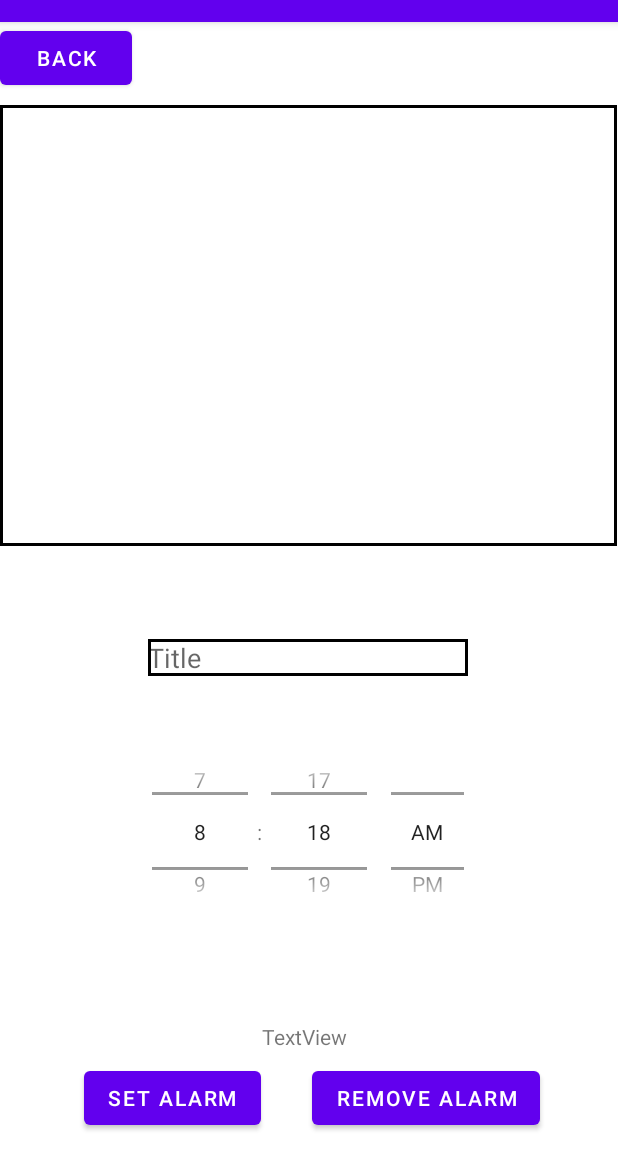
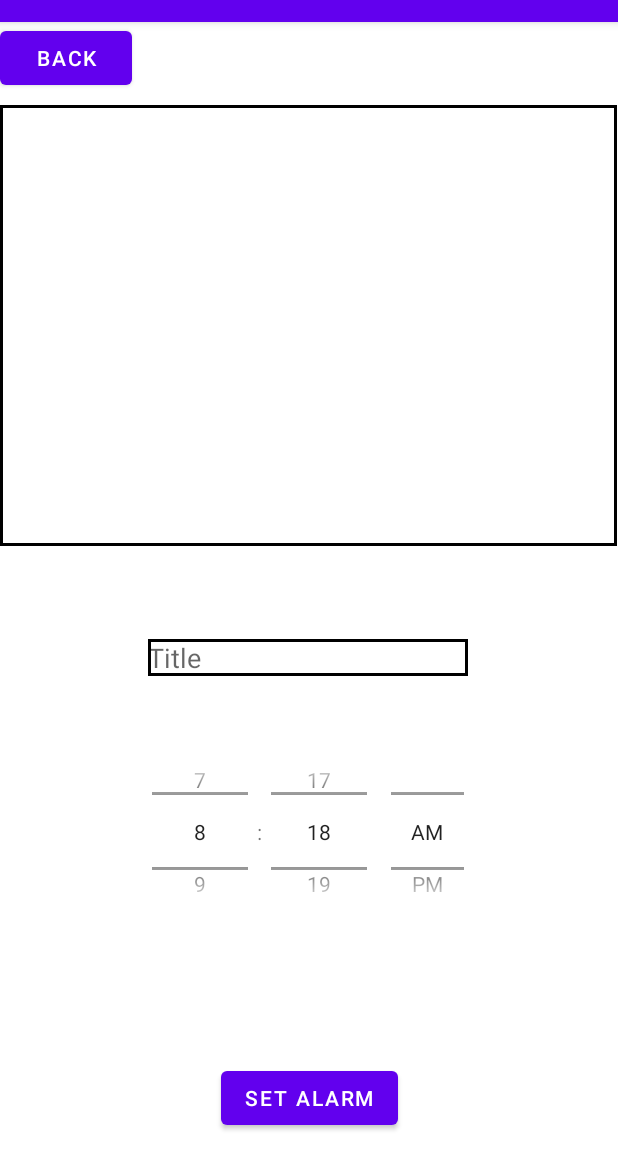
Before and after one commit to Haolinc/DueItProject, an Android app: the DailyActivity screen opened directly, with no data from a screen before it, on a phone screen of 412 x 824 dp, the part 62-1236 px from its top. Run offline under Robolectric (Android 15) with nearby library versions, the phone set to English and light mode, and no system bars.

Commit message:
Delete unused code, add hiding keyboard at dailyactivity

```diff
--- a/app/src/main/java/com/example/duelt/CalendarActivity.java
+++ b/app/src/main/java/com/example/duelt/CalendarActivity.java
@@ -18,8 +18,6 @@ import android.widget.TimePicker;
 
 public class CalendarActivity extends AppCompatActivity {
     private CalendarView mCalendarView;
-    //private EditText eventTitleInput;
-    //private EditText eventDetailInput;
     //data to store information about date and event
     private int mYear, mMonth, mDay, mHour, mMinute;
 
@@ -29,8 +27,6 @@ public class CalendarActivity extends AppCompatActivity {
     public static final String EXTRA_Hour = "com.example.duelt.EXTRA_Hour";
     public static final String EXTRA_Minute = "com.example.duelt.EXTRA_Minute";
     Context context= this;
-    //private String eventTitle;
-    //private String eventDetail;
 
 
     @Override
@@ -38,8 +34,6 @@ public class CalendarActivity extends AppCompatActivity {
         super.onCreate(savedInstanceState);
         setContentView(R.layout.activity_calendar);
         mCalendarView = (CalendarView) findViewById(R.id.calendarView);
-        //eventTitleInput = (EditText)findViewById(R.id.EventTitle);
-        //eventDetailInput = (EditText)findViewById(R.id.EventDetail);
 
         //get user select date in CalenderView and store them
         mCalendarView.setOnDateChangeListener(new CalendarView.OnDateChangeListener() {
--- a/app/src/main/java/com/example/duelt/DailyActivity.java
+++ b/app/src/main/java/com/example/duelt/DailyActivity.java
@@ -4,6 +4,7 @@ package com.example.duelt;
 import androidx.appcompat.app.AlertDialog;
 import androidx.appcompat.app.AppCompatActivity;
 
+import android.app.Activity;
 import android.app.AlarmManager;
 import android.app.PendingIntent;
 import android.content.Context;
@@ -13,6 +14,7 @@ import android.os.Bundle;
 import android.util.Log;
 import android.view.Gravity;
 import android.view.View;
+import android.view.inputmethod.InputMethodManager;
 import android.widget.CheckBox;
 import android.widget.CompoundButton;
 import android.widget.EditText;
@@ -30,15 +32,12 @@ import java.util.List;
 
 public class DailyActivity extends AppCompatActivity {
     private TimePicker tp;
-    TextView alarmStatus;
-    String viewText;
     DatabaseHelper databaseHelper = new DatabaseHelper(this);
 
     @Override
     protected void onCreate(Bundle savedInstanceState) {
         super.onCreate(savedInstanceState);
         setContentView(R.layout.activity_daily);
-        alarmStatus = findViewById(R.id.alarm_status);
         tp = findViewById(R.id.datePicker1);
         createCheckBox();
 
@@ -53,8 +52,6 @@ public class DailyActivity extends AppCompatActivity {
         calendar.set(Calendar.MINUTE, tp.getCurrentMinute());
         AlarmManager am = (AlarmManager)getSystemService(Context.ALARM_SERVICE);
 
-        viewText = "Set Alarm Time At: " + tp.getCurrentHour() + ":" + tp.getCurrentMinute();
-        alarmStatus.setText(viewText);
         EditText et = findViewById(R.id.daily_routine_title);
 
         EventDateModel edm = new EventDateModel(et.getText().toString(), tp.getCurrentHour(), tp.getCurrentMinute(), this);
@@ -75,6 +72,12 @@ public class DailyActivity extends AppCompatActivity {
             addCheckBox(list.get(i));
         }
     }
+
+    public void hideSoftKeyboard(View v) {
+        InputMethodManager inputMethodManager = (InputMethodManager)  this.getSystemService(Activity.INPUT_METHOD_SERVICE);
+        inputMethodManager.hideSoftInputFromWindow(this.getCurrentFocus().getWindowToken(), 0);
+    }
+
     private void addCheckBox(EventDateModel edm) {
         CheckBox cb = new CheckBox(this);
         DatabaseHelper dh = new DatabaseHelper(this);
@@ -128,8 +131,6 @@ public class DailyActivity extends AppCompatActivity {
     public void cancelAlarm(int requestedCode) {
         AlarmManager am = (AlarmManager)getSystemService(Context.ALARM_SERVICE);
         Intent i = new Intent(this, AlarmReceiver.class);
-        viewText = "None";
-        alarmStatus.setText(viewText);
         PendingIntent pi = PendingIntent.getBroadcast(this, requestedCode, i, 0);
         am.cancel(pi);
     }
--- a/app/src/main/java/com/example/duelt/MainActivity.java
+++ b/app/src/main/java/com/example/duelt/MainActivity.java
@@ -123,7 +123,6 @@ public class MainActivity extends AppCompatActivity {
                             }
                     );
                     alertDialog.show();
-                    //cb.setChecked(false);
                 }
             }
         });
@@ -135,8 +134,6 @@ public class MainActivity extends AppCompatActivity {
     private void deleteData(View v) {
         DatabaseHelper dh = new DatabaseHelper(this);
         List<EventDateModel> list = dh.getAll();
-        //Toast.makeText(this, "1. "+Long.toString(list.get(0).getTimeForOrder()) + " 2. " + Long.toString(list.get(1).getTimeForOrder()) + " 3. " + Long.toString(list.get(2).getTimeForOrder()), Toast.LENGTH_LONG).show();
-
         Toast.makeText(this, Integer.toString(list.get(0).getTimeForOrder()), Toast.LENGTH_SHORT).show();
         Toast.makeText(this, Boolean.toString(dh.deleteOne(list.get(0))) , Toast.LENGTH_SHORT).show();
 
--- a/app/src/main/res/layout/activity_daily.xml
+++ b/app/src/main/res/layout/activity_daily.xml
@@ -4,6 +4,7 @@
     xmlns:tools="http://schemas.android.com/tools"
     android:layout_width="match_parent"
     android:layout_height="match_parent"
+    android:onClick="hideSoftKeyboard"
     tools:context=".DailyActivity">
 
 
@@ -31,38 +32,13 @@
         android:id="@+id/setTimeButton"
         android:layout_width="wrap_content"
         android:layout_height="wrap_content"
-        android:layout_marginStart="56dp"
         android:onClick="setAlarm"
         android:text="Set Alarm"
         app:layout_constraintBottom_toBottomOf="parent"
+        app:layout_constraintEnd_toEndOf="parent"
         app:layout_constraintStart_toStartOf="parent"
         app:layout_constraintTop_toBottomOf="@+id/datePicker1"
         app:layout_constraintVertical_bias="0.761" />
-
-    <Button
-        android:id="@+id/removeTimeButton"
-        android:layout_width="wrap_content"
-        android:layout_height="wrap_content"
-        android:onClick="cancelAlarm"
-        android:text="Remove Alarm"
-        app:layout_constraintBottom_toBottomOf="parent"
-        app:layout_constraintEnd_toEndOf="parent"
-        app:layout_constraintHorizontal_bias="0.392"
-        app:layout_constraintStart_toEndOf="@+id/setTimeButton"
-        app:layout_constraintTop_toBottomOf="@+id/datePicker1"
-        app:layout_constraintVertical_bias="0.761" />
-
-    <TextView
-        android:id="@+id/alarm_status"
-        android:layout_width="wrap_content"
-        android:layout_height="wrap_content"
-        android:text="TextView"
-        app:layout_constraintBottom_toTopOf="@+id/removeTimeButton"
-        app:layout_constraintEnd_toEndOf="parent"
-        app:layout_constraintHorizontal_bias="0.492"
-        app:layout_constraintStart_toStartOf="parent"
-        app:layout_constraintTop_toBottomOf="@+id/datePicker1"
-        app:layout_constraintVertical_bias="0.893" />
 
     <ScrollView
         android:id="@+id/scrollView2"
```
Also changed, not shown: app/src/main/java/com/example/duelt/TextEntering.java (+0 -13 lines), app/src/main/java/com/example/duelt/db/PetDatabaseHelper.java (+4 -4 lines).
